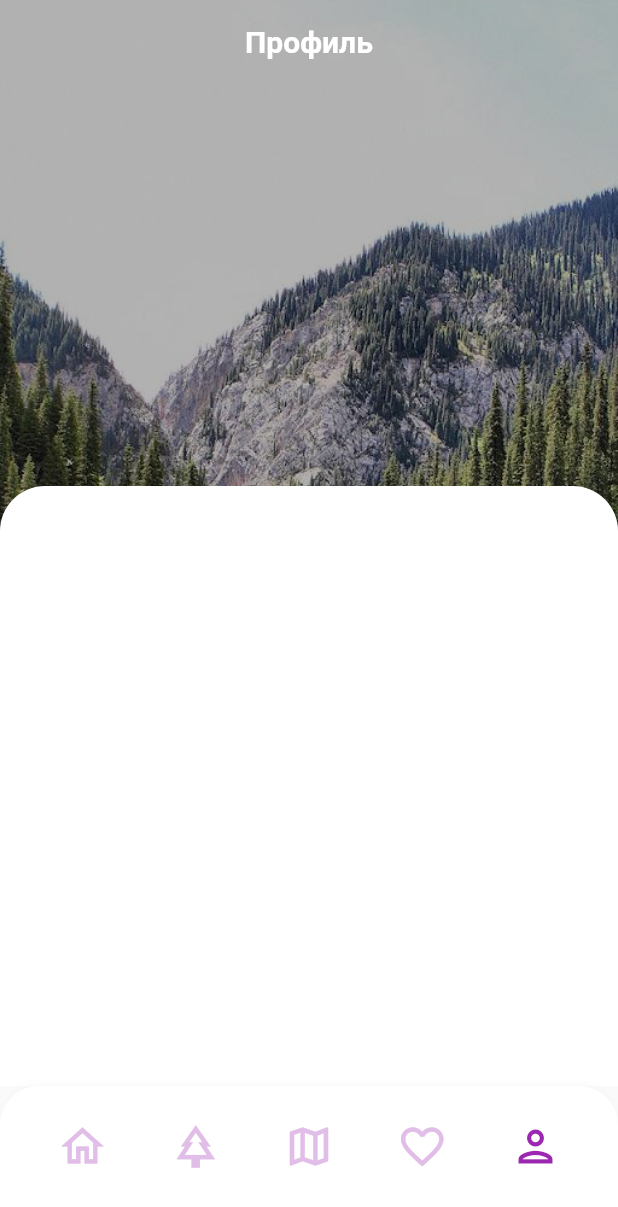
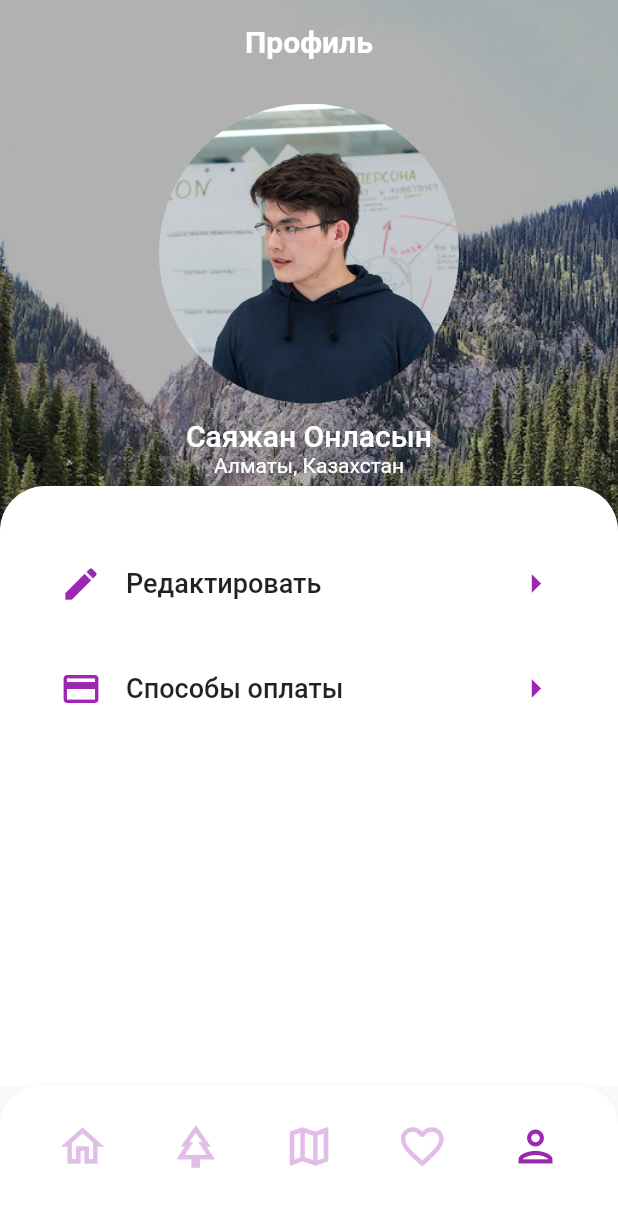
Before and after one commit to Crepiks/demal-mobile, a Flutter app: the screen it shows after launch, on a phone screen of 412 x 824 dp. Shown: the top 1207 px of the screen. Run offline on Flutter 3.47's test engine with Material 2 defaults, Android fonts, the phone set to English and light mode, and no system bars.

Commit message:
feat: implement detailed componenets of profile screen

```diff
--- a/lib/screens/profile_screen.dart
+++ b/lib/screens/profile_screen.dart
@@ -34,16 +34,90 @@ class _ProfileScreenState extends State<ProfileScreen> {
                         fontWeight: FontWeight.w600,
                         color: Colors.white),
                   ),
-                )
+                ),
+                Container(
+                    margin: EdgeInsets.only(top: 30, bottom: 10),
+                    height: 200,
+                    width: 200,
+                    decoration: BoxDecoration(
+                        shape: BoxShape.circle,
+                        image: DecorationImage(
+                            image: AssetImage("images/avatar.jpg"),
+                            fit: BoxFit.cover))),
+                Text("Саяжан Онласын",
+                    style: TextStyle(
+                        fontSize: 20,
+                        fontWeight: FontWeight.w500,
+                        color: Colors.white)),
+                Text("Алматы, Казахстан", style: TextStyle(color: Colors.white))
               ],
             ),
             Container(
               height: 400,
+              padding: EdgeInsets.only(top: 30),
               decoration: BoxDecoration(
                   color: Colors.white,
                   borderRadius: BorderRadius.only(
                       topLeft: Radius.circular(30),
                       topRight: Radius.circular(30))),
+              child: Column(
+                children: [
+                  Padding(
+                    padding: EdgeInsets.symmetric(horizontal: 40, vertical: 20),
+                    child: Row(
+                      mainAxisAlignment: MainAxisAlignment.spaceBetween,
+                      children: [
+                        Row(
+                          children: [
+                            Icon(
+                              Icons.edit,
+                              size: 28,
+                              color: Colors.purple,
+                            ),
+                            Padding(
+                              padding: EdgeInsets.only(left: 16),
+                              child: Text(
+                                "Редактировать",
+                                style: TextStyle(
+                                    fontSize: 18, fontWeight: FontWeight.w500),
+                              ),
+                            )
+                          ],
+                        ),
+                        Icon(Icons.arrow_right_outlined,
+                            size: 30, color: Colors.purple)
+                      ],
+                    ),
+                  ),
+                  Padding(
+                    padding: EdgeInsets.symmetric(horizontal: 40, vertical: 20),
+                    child: Row(
+                      mainAxisAlignment: MainAxisAlignment.spaceBetween,
+                      children: [
+                        Row(
+                          children: [
+                            Icon(
+                              Icons.credit_card,
+                              size: 28,
+                              color: Colors.purple,
+                            ),
+                            Padding(
+                              padding: EdgeInsets.only(left: 16),
+                              child: Text(
+                                "Способы оплаты",
+                                style: TextStyle(
+                                    fontSize: 18, fontWeight: FontWeight.w500),
+                              ),
+                            )
+                          ],
+                        ),
+                        Icon(Icons.arrow_right_outlined,
+                            size: 30, color: Colors.purple)
+                      ],
+                    ),
+                  )
+                ],
+              ),
             )
           ],
         )));
```
